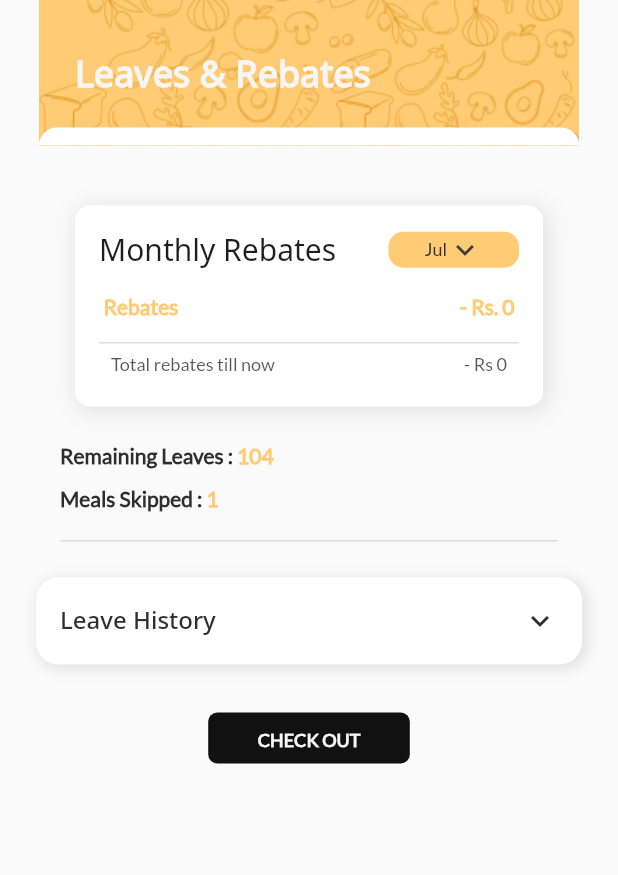
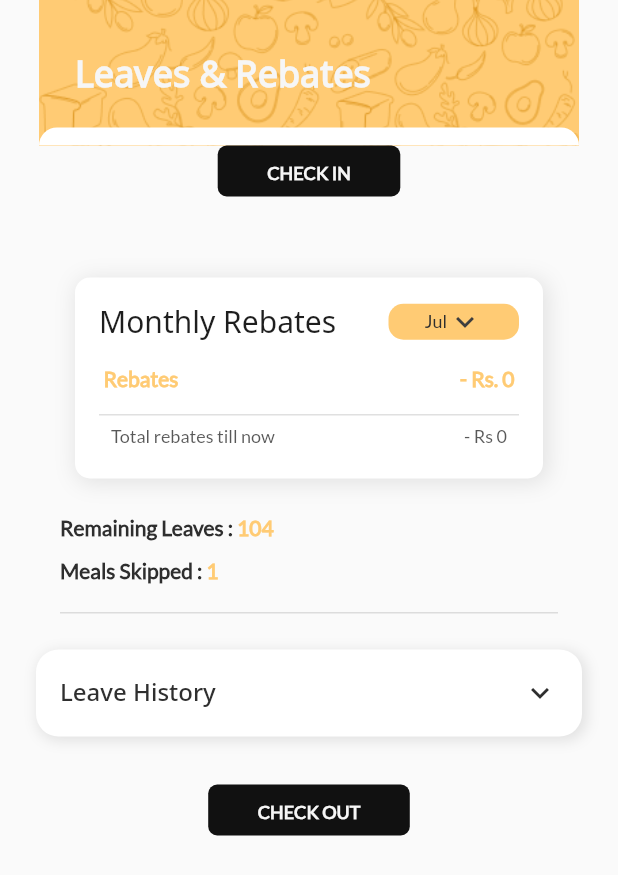
Before and after one commit to mdgspace/appetizer-flutter, a Flutter app: the screen it shows after launch, on a phone screen of 412 x 824 dp. Shown: the top 875 px of the screen. Run offline on Flutter 3.47's test engine with Material 2 defaults, Android fonts, the phone set to English and light mode, and no system bars; our stand-ins replace bloc, equatable, firebase_messaging, firebase_remote_config, flutter_bloc, flutter_screenutil and 8 more; missing offline and left inert: fswitch_nullsafety; accounts and stored records are empty.

Commit message:
bfix: diff ui for checkin and checkout states on leaves screen

```diff
--- a/lib/ui/LeavesAndRebate/leaves_and_rebate.dart
+++ b/lib/ui/LeavesAndRebate/leaves_and_rebate.dart
@@ -45,6 +45,28 @@ class LeavesAndRebate extends StatelessWidget {
                         style: AppTheme.headline1,
                       ),
                     )),
+                ...[
+                  if (state.isCheckedOut)
+                    Padding(
+                      padding: EdgeInsets.fromLTRB(0, 14, 0, 14),
+                      child: Text(
+                        "You are currently checked-out",
+                        style: AppTheme.bodyText1.copyWith(
+                            fontFamily: 'Noto Sans',
+                            fontSize: 14,
+                            color: AppTheme.customRed),
+                      ),
+                    ),
+                  Padding(
+                    padding: const EdgeInsets.fromLTRB(0, 0, 0, 14),
+                    child: GestureDetector(
+                      onTap: () {
+                        //TODO: add check in functionality
+                      },
+                      child: RoundEdgeTextOnlyContainer(text: "CHECK IN"),
+                    ),
+                  )
+                ],
                 SizedBox(height: 40),
                 MonthlyRebates(
                     paginatedYearlyRebate: initialYearlyRebates,
@@ -83,8 +105,9 @@ class LeavesAndRebate extends StatelessWidget {
                 SizedBox(height: 24),
                 LeaveHistory(paginatedLeaves: state.paginatedLeaves),
                 SizedBox(height: 32),
-                GestureDetector(
-                    child: RoundEdgeTextOnlyContainer(text: "CHECK OUT"))
+                if (!state.isCheckedOut)
+                  GestureDetector(
+                      child: RoundEdgeTextOnlyContainer(text: "CHECK OUT"))
               ],
             );
           },
```
